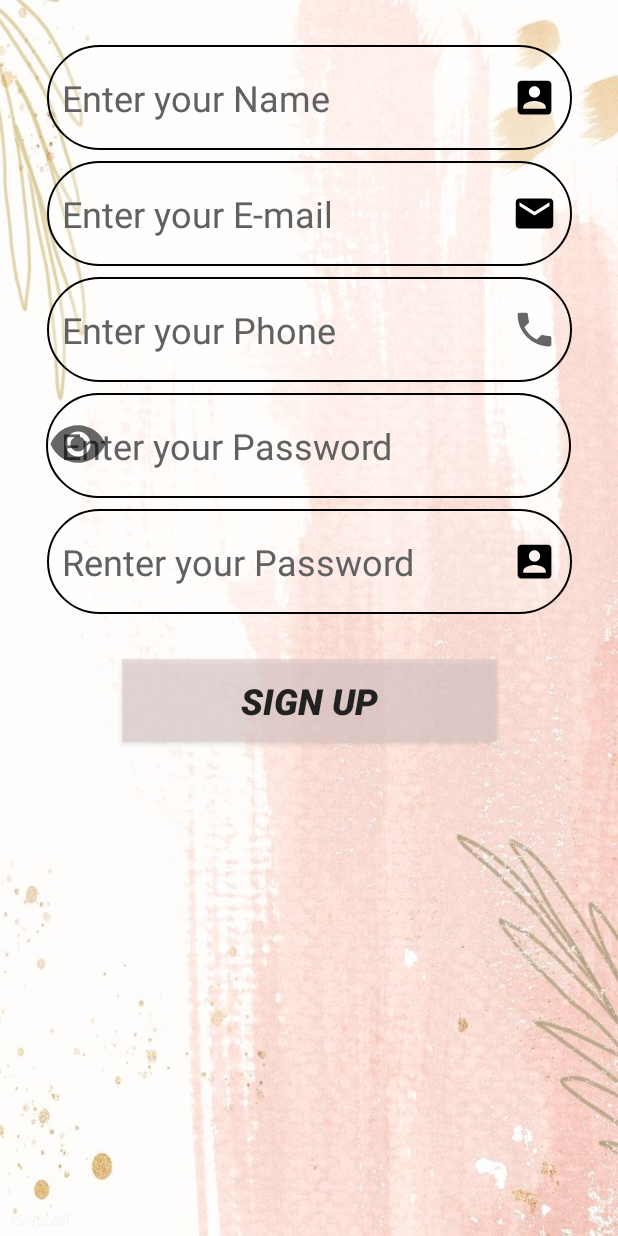
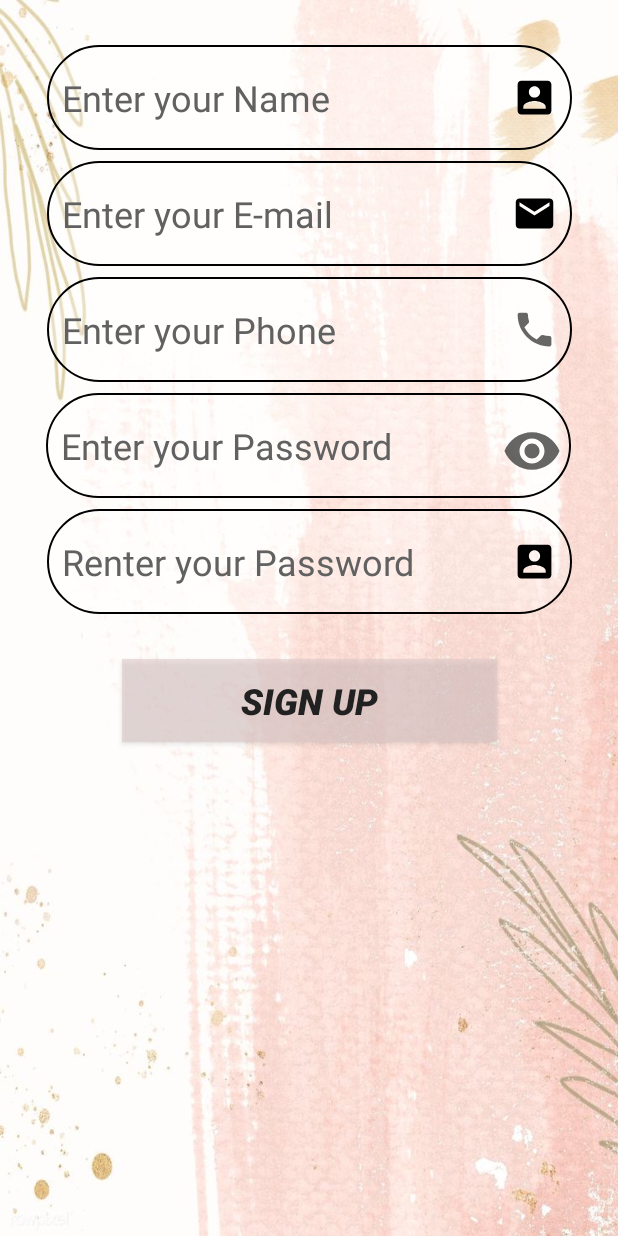
Before and after one commit to Android-AEMM/Trainning_proj, an Android app: the MainActivity screen opened directly, with no data from a screen before it, on a phone screen of 412 x 824 dp. Run offline under Robolectric (Android 15) with nearby library versions, the phone set to English and light mode, and no system bars.

Commit message:
signUp+login

```diff
--- a/app/src/main/res/layout/activity_main.xml
+++ b/app/src/main/res/layout/activity_main.xml
@@ -103,9 +103,10 @@ android:layout_height="match_parent">
         android:id="@+id/show"
         android:layout_width="104dp"
         android:layout_height="40dp"
+        android:layout_marginLeft="272dp"
         android:src="@drawable/ic_baseline_visibility_24"
         app:layout_constraintBottom_toBottomOf="@id/et1_pass"
+        app:layout_constraintLeft_toLeftOf="@id/et1_pass"
         app:layout_constraintTop_toTopOf="@id/et1_pass"
-        app:layout_constraintVertical_bias="0.466"
-        tools:layout_editor_absoluteX="304dp" />
+        app:layout_constraintVertical_bias="0.633" />
 </androidx.constraintlayout.widget.ConstraintLayout>
```
